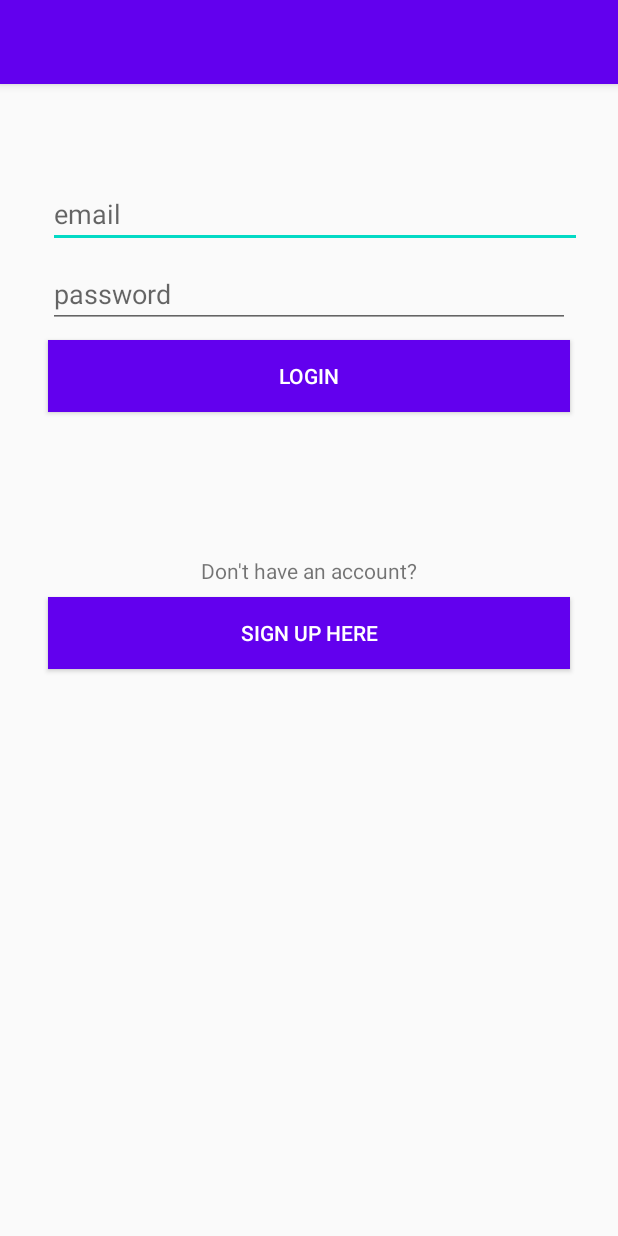
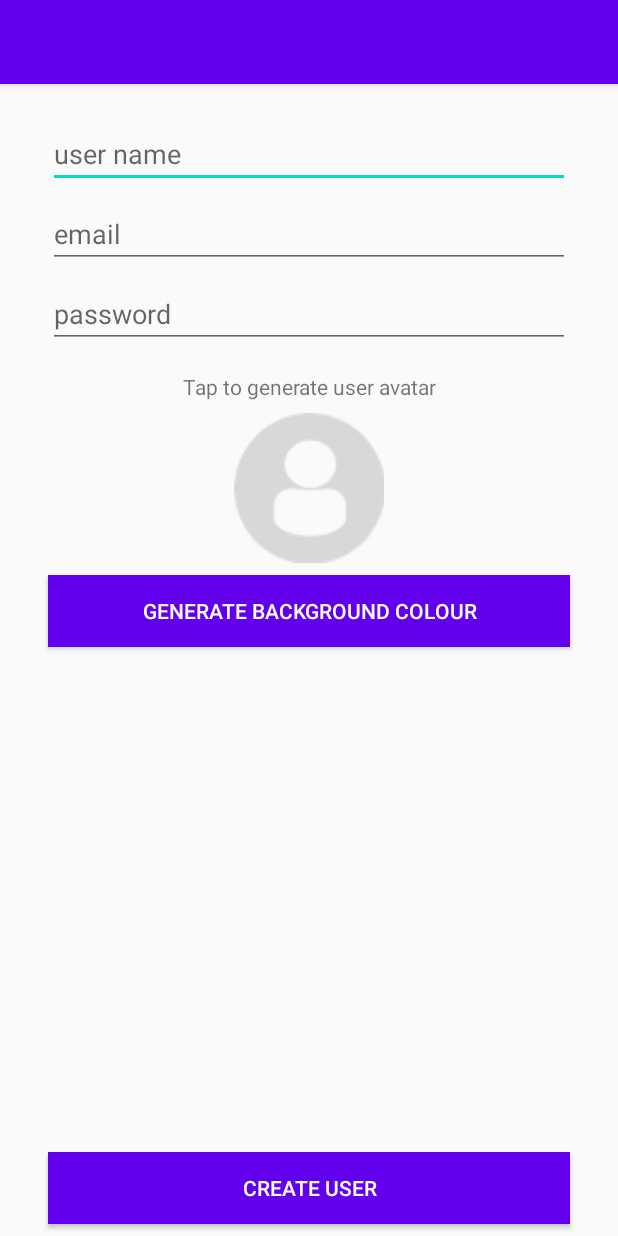
Before and after one commit to rajeshsahu09/SmackApp, an Android app: the LoginActivity screen opened directly, with no data from a screen before it, after a tap on "SIGN UP HERE", on a phone screen of 412 x 824 dp. Run offline under Robolectric (Android 15) with nearby library versions, the phone set to English and light mode, and no system bars.

Commit message:
create user activity intent added

```diff
--- a/app/src/main/AndroidManifest.xml
+++ b/app/src/main/AndroidManifest.xml
@@ -9,7 +9,8 @@
         android:roundIcon="@mipmap/ic_launcher_round"
         android:supportsRtl="true"
         android:theme="@style/AppTheme">
-        <activity android:name=".LoginActivity"></activity>
+        <activity android:name=".CreateUserActivity"></activity>
+        <activity android:name=".LoginActivity" />
         <activity
             android:name=".MainActivity"
             android:label="@string/app_name"
--- /dev/null
+++ b/app/src/main/java/com/example/smackapp/CreateUserActivity.kt
@@ -0,0 +1,24 @@
+package com.example.smackapp
+
+import androidx.appcompat.app.AppCompatActivity
+import android.os.Bundle
+import android.view.View
+import android.widget.ImageView
+
+class CreateUserActivity : AppCompatActivity() {
+    override fun onCreate(savedInstanceState: Bundle?) {
+        super.onCreate(savedInstanceState)
+        setContentView(R.layout.activity_create_user)
+    }
+
+    fun onClickAvatarImg(view: View) {
+
+    }
+
+    fun onClickGenerateBckColor(view: View) {
+    }
+
+    fun onClickCreateUser(view: View) {
+
+    }
+}
--- a/app/src/main/java/com/example/smackapp/LoginActivity.kt
+++ b/app/src/main/java/com/example/smackapp/LoginActivity.kt
@@ -1,5 +1,6 @@
 package com.example.smackapp
 
+import android.content.Intent
 import androidx.appcompat.app.AppCompatActivity
 import android.os.Bundle
 import android.view.View
@@ -8,12 +9,14 @@
     override fun onCreate(savedInstanceState: Bundle?) {
         super.onCreate(savedInstanceState)
         setContentView(R.layout.activity_login)
+    }
 
-        fun onLoginBtnClcik(view: View) {
+    fun onLoginBtnClcik(view: View) {
 
-        }
-        fun onSignupBtnClick(view: View) {
+    }
 
-        }
+    fun onSignupBtnClick(view: View) {
+        val createUserIntent = Intent(this, CreateUserActivity::class.java)
+        startActivity(createUserIntent)
     }
 }
--- /dev/null
+++ b/app/src/main/res/layout/activity_create_user.xml
@@ -0,0 +1,108 @@
+<?xml version="1.0" encoding="utf-8"?>
+<androidx.constraintlayout.widget.ConstraintLayout xmlns:android="http://schemas.android.com/apk/res/android"
+    xmlns:app="http://schemas.android.com/apk/res-auto"
+    xmlns:tools="http://schemas.android.com/tools"
+    android:layout_width="match_parent"
+    android:layout_height="match_parent"
+    tools:context=".CreateUserActivity">
+
+    <EditText
+        android:id="@+id/createuser_username"
+        android:layout_width="0dp"
+        android:layout_height="wrap_content"
+        android:layout_marginStart="32dp"
+        android:layout_marginTop="24dp"
+        android:layout_marginEnd="32dp"
+        android:ems="10"
+        android:hint="user name"
+        android:inputType="textPersonName"
+        app:layout_constraintEnd_toEndOf="parent"
+        app:layout_constraintHorizontal_bias="0.5"
+        app:layout_constraintStart_toStartOf="parent"
+        app:layout_constraintTop_toTopOf="parent" />
+
+    <EditText
+        android:id="@+id/createuser_email"
+        android:layout_width="0dp"
+        android:layout_height="wrap_content"
+        android:layout_marginStart="32dp"
+        android:layout_marginTop="8dp"
+        android:layout_marginEnd="32dp"
+        android:ems="10"
+        android:hint="email"
+        android:inputType="textPersonName"
+        app:layout_constraintEnd_toEndOf="parent"
+        app:layout_constraintHorizontal_bias="0.5"
+        app:layout_constraintStart_toStartOf="parent"
+        app:layout_constraintTop_toBottomOf="@+id/createuser_username" />
+
+    <EditText
+        android:id="@+id/createuser_password"
+        android:layout_width="0dp"
+        android:layout_height="wrap_content"
+        android:layout_marginStart="32dp"
+        android:layout_marginTop="8dp"
+        android:layout_marginEnd="32dp"
+        android:ems="10"
+        android:hint="password"
+        android:inputType="textPassword"
+        app:layout_constraintEnd_toEndOf="parent"
+        app:layout_constraintHorizontal_bias="0.5"
+        app:layout_constraintStart_toStartOf="parent"
+        app:layout_constraintTop_toBottomOf="@+id/createuser_email" />
+
+    <TextView
+        android:id="@+id/textView2"
+        android:layout_width="wrap_content"
+        android:layout_height="wrap_content"
+        android:layout_marginTop="16dp"
+        android:text="Tap to generate user avatar"
+        app:layout_constraintEnd_toEndOf="parent"
+        app:layout_constraintHorizontal_bias="0.5"
+        app:layout_constraintStart_toStartOf="parent"
+        app:layout_constraintTop_toBottomOf="@+id/createuser_password" />
+
+    <ImageView
+        android:id="@+id/createuser_avatarimg"
+        android:layout_width="100dp"
+        android:layout_height="100dp"
+        android:layout_marginTop="8dp"
+        android:onClick="onClickAvatarImg"
+        app:layout_constraintEnd_toEndOf="parent"
+        app:layout_constraintHorizontal_bias="0.5"
+        app:layout_constraintStart_toStartOf="parent"
+        app:layout_constraintTop_toBottomOf="@+id/textView2"
+        app:srcCompat="@drawable/profiledefault" />
+
+    <Button
+        android:id="@+id/createuser_genbckcolor"
+        android:layout_width="0dp"
+        android:layout_height="wrap_content"
+        android:layout_marginStart="32dp"
+        android:layout_marginTop="8dp"
+        android:layout_marginEnd="32dp"
+        android:background="@color/colorPrimary"
+        android:onClick="onClickGenerateBckColor"
+        android:text="Generate Background Colour"
+        android:textColor="@android:color/white"
+        app:layout_constraintEnd_toEndOf="parent"
+        app:layout_constraintHorizontal_bias="0.5"
+        app:layout_constraintStart_toStartOf="parent"
+        app:layout_constraintTop_toBottomOf="@+id/createuser_avatarimg" />
+
+    <Button
+        android:id="@+id/createuser_create"
+        android:layout_width="0dp"
+        android:layout_height="wrap_content"
+        android:layout_marginStart="32dp"
+        android:layout_marginEnd="32dp"
+        android:layout_marginBottom="8dp"
+        android:background="@color/colorPrimary"
+        android:onClick="onClickCreateUser"
+        android:text="Create USER"
+        android:textColor="@android:color/white"
+        app:layout_constraintBottom_toBottomOf="parent"
+        app:layout_constraintEnd_toEndOf="parent"
+        app:layout_constraintHorizontal_bias="0.5"
+        app:layout_constraintStart_toStartOf="parent" />
+</androidx.constraintlayout.widget.ConstraintLayout>
```
Also changed, not shown: app/src/main/java/com/example/smackapp/MainActivity.kt (+0 -7 lines).
